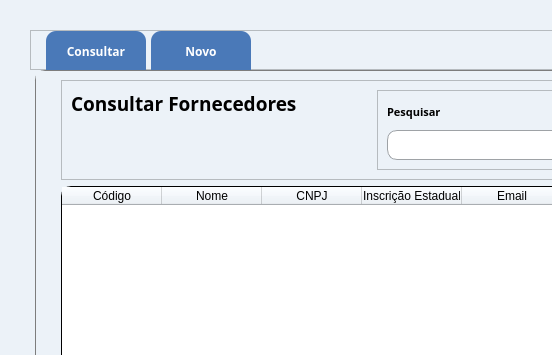
The window that interface/ui/fornecedores.ui (GsFerreira99/sistema-venda-calcados) describes before a commit, drawn with Qt 5; both pictures show x 0 to 552 and y 0 to 355 of the 900 by 724 pixel window.
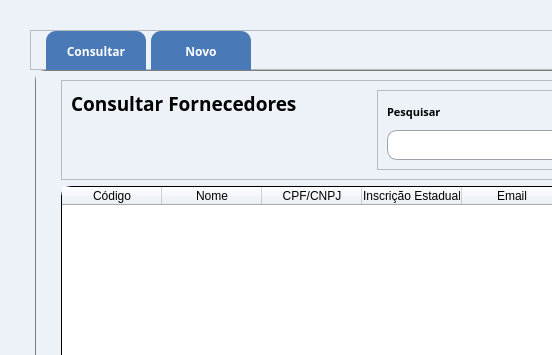
The same window after the commit. The open tabs and pages were chosen to show the change. Icons and pictures are not drawn.

What changed in the file:
```diff
--- a/interface/ui/fornecedores.ui
+++ b/interface/ui/fornecedores.ui
@@ -221,6 +221,9 @@
          <attribute name="horizontalHeaderStretchLastSection">
           <bool>true</bool>
          </attribute>
+         <attribute name="verticalHeaderVisible">
+          <bool>false</bool>
+         </attribute>
          <column>
           <property name="text">
            <string>Código</string>
@@ -233,7 +236,7 @@
          </column>
          <column>
           <property name="text">
-           <string>CNPJ</string>
+           <string>CPF/CNPJ</string>
           </property>
          </column>
          <column>
```
Left out of the diff: 13 changed lines with no effect on the pictures.
